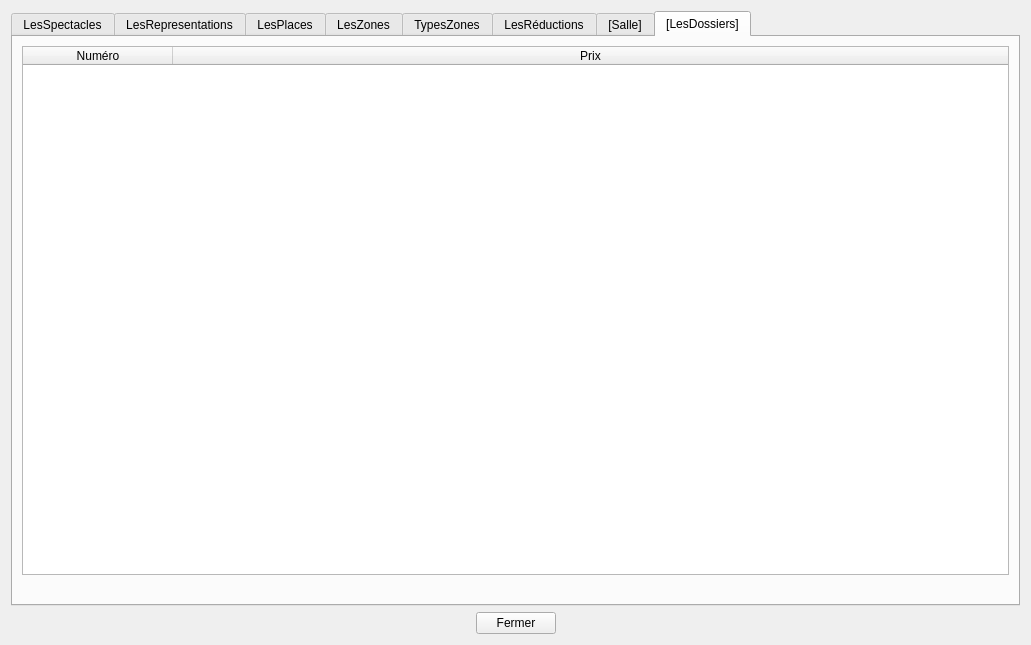
Before: the Qt Designer form gui/v1_tablesData.ui in BennyBellier/Theatre-CEDB-Project, drawn with Qt 5.
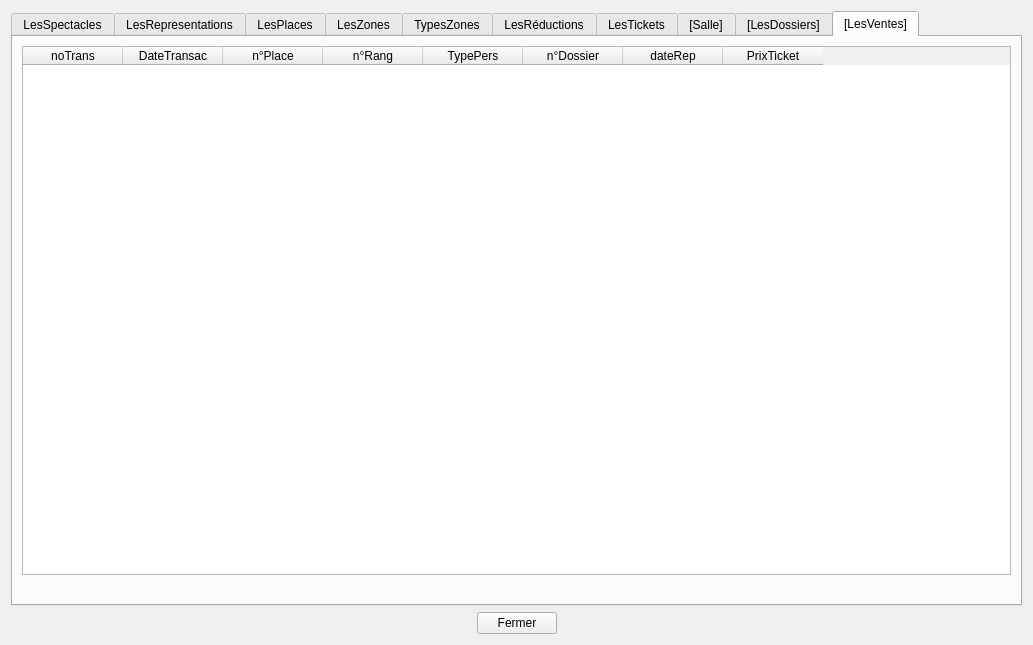
After: the same form once the commit is applied. The open tabs and pages were chosen to show the change.

Commit message: modif variable self, prise dans des return

```diff
--- a/gui/v1_tablesData.ui
+++ b/gui/v1_tablesData.ui
@@ -723,6 +723,59 @@
        </item>
       </layout>
      </widget>
+     <widget class="QWidget" name="LesTickets">
+      <attribute name="title">
+       <string>LesTickets</string>
+      </attribute>
+      <layout class="QVBoxLayout" name="verticalLayout_12">
+       <item>
+        <widget class="QTableWidget" name="table_lestickets">
+         <column>
+          <property name="text">
+           <string>N°Transac</string>
+          </property>
+         </column>
+         <column>
+          <property name="text">
+           <string>DateTransac</string>
+          </property>
+         </column>
+         <column>
+          <property name="text">
+           <string>n°Place</string>
+          </property>
+         </column>
+         <column>
+          <property name="text">
+           <string>n°Rang</string>
+          </property>
+         </column>
+         <column>
+          <property name="text">
+           <string>TypePers</string>
+          </property>
+         </column>
+         <column>
+          <property name="text">
+           <string>n°Dossier</string>
+          </property>
+         </column>
+         <column>
+          <property name="text">
+           <string>dateRep</string>
+          </property>
+         </column>
+        </widget>
+       </item>
+       <item>
+        <widget class="QLabel" name="label_tic">
+         <property name="text">
+          <string/>
+         </property>
+        </widget>
+       </item>
+      </layout>
+     </widget>
      <widget class="QWidget" name="Salle">
       <attribute name="title">
        <string>[Salle]</string>
@@ -826,6 +879,73 @@
        </item>
       </layout>
      </widget>
+     <widget class="QWidget" name="LesVentes">
+      <property name="minimumSize">
+       <size>
+        <width>1007</width>
+        <height>0</height>
+       </size>
+      </property>
+      <property name="autoFillBackground">
+       <bool>false</bool>
+      </property>
+      <attribute name="title">
+       <string>[LesVentes]</string>
+      </attribute>
+      <layout class="QVBoxLayout" name="verticalLayout_11">
+       <item>
+        <widget class="QTableWidget" name="tableVentes">
+         <column>
+          <property name="text">
+           <string>noTrans</string>
+          </property>
+         </column>
+         <column>
+          <property name="text">
+           <string>DateTransac</string>
+          </property>
+         </column>
+         <column>
+          <property name="text">
+           <string>n°Place</string>
+          </property>
+         </column>
+         <column>
+          <property name="text">
+           <string>n°Rang</string>
+          </property>
+         </column>
+         <column>
+          <property name="text">
+           <string>TypePers</string>
+          </property>
+         </column>
+         <column>
+          <property name="text">
+           <string>n°Dossier</string>
+          </property>
+         </column>
+         <column>
+          <property name="text">
+           <string>dateRep</string>
+          </property>
+         </column>
+         <column>
+          <property name="text">
+           <string>PrixTicket</string>
+          </property>
+         </column>
+        </widget>
+       </item>
+       <item>
+        <widget class="QLabel" name="label_ventes">
+         <property name="text">
+          <string/>
+         </property>
+        </widget>
+       </item>
+      </layout>
+     </widget>
     </widget>
    </item>
    <item>
```
Left out of the diff: 68 changed lines with no effect on the pictures. The commit also changes 1 other file.
